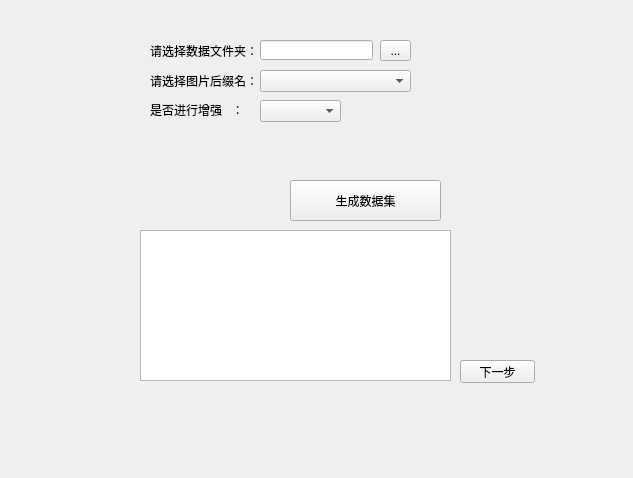
This is uis/classify_train_dataset.ui in Goodccccl/Neural_Network_software as Qt 5 draws it before an edit. The edited form follows.
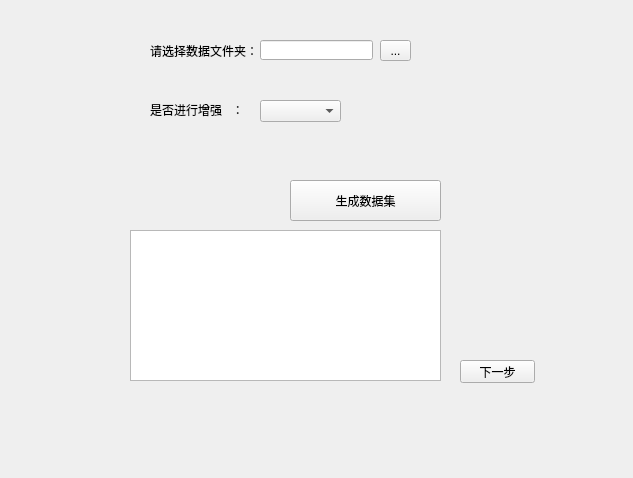
This is the edited form.

Diff of the .ui file:
```diff
--- a/uis/classify_train_dataset.ui
+++ b/uis/classify_train_dataset.ui
@@ -71,7 +71,7 @@
   <widget class="QPlainTextEdit" name="plainTextEdit">
    <property name="geometry">
     <rect>
-     <x>140</x>
+     <x>130</x>
      <y>230</y>
      <width>311</width>
      <height>151</height>
@@ -91,47 +91,6 @@
     <string>下一步</string>
    </property>
   </widget>
-  <widget class="QLabel" name="label_2">
-   <property name="geometry">
-    <rect>
-     <x>150</x>
-     <y>70</y>
-     <width>121</width>
-     <height>21</height>
-    </rect>
-   </property>
-   <property name="text">
-    <string>请选择图片后缀名：</string>
-   </property>
-  </widget>
-  <widget class="QComboBox" name="comboBox_suffix">
-   <property name="geometry">
-    <rect>
-     <x>260</x>
-     <y>70</y>
-     <width>151</width>
-     <height>22</height>
-    </rect>
-   </property>
-   <property name="currentIndex">
-    <number>-1</number>
-   </property>
-   <item>
-    <property name="text">
-     <string>bmp</string>
-    </property>
-   </item>
-   <item>
-    <property name="text">
-     <string>jpg</string>
-    </property>
-   </item>
-   <item>
-    <property name="text">
-     <string>png</string>
-    </property>
-   </item>
-  </widget>
   <widget class="QLabel" name="label_3">
    <property name="geometry">
     <rect>
```
Left out of the diff: 2 changed lines with no effect on the pictures.
